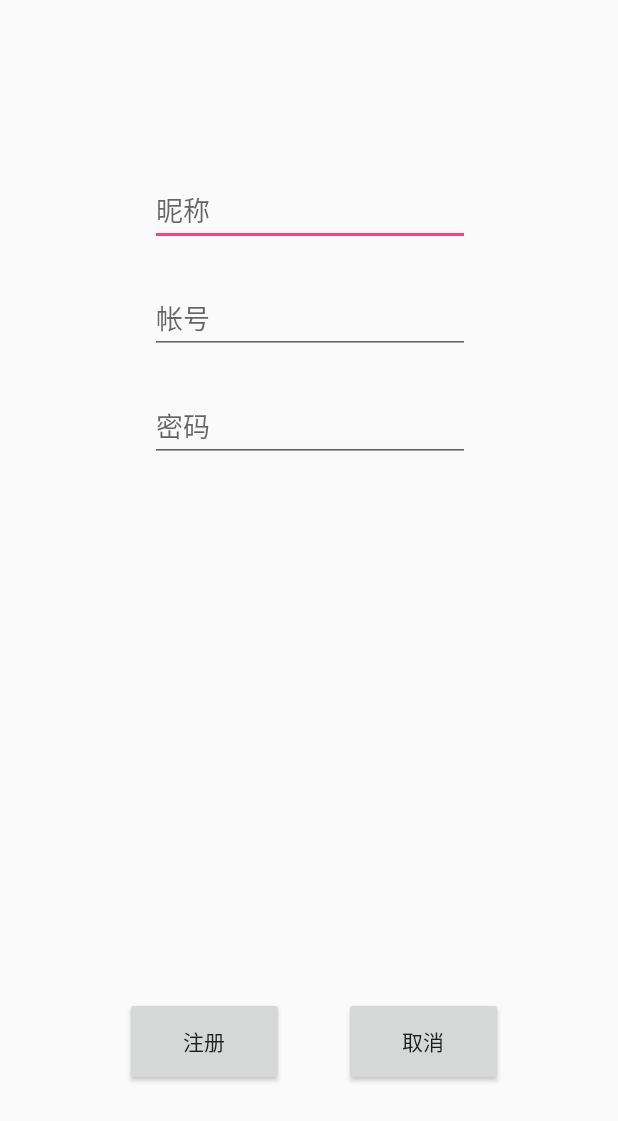
After one commit to BugJLU/OTS-TrafficAid-Client, an Android app: the layout activity_register.xml on its own in the app's theme, with its tools: preview values and no code run, on a phone screen of 412 x 824 dp. The commit adds this screen. Shown: the top 1121 px of the screen. Run offline under Robolectric (Android 15) with nearby library versions, the phone set to English and light mode, and no system bars.

Commit message:
Register/Login

```diff
--- a/app/build.gradle
+++ b/app/build.gradle
@@ -1,6 +1,7 @@
 apply plugin: 'com.android.application'
 
 android {
+    //useLibrary 'org.apache.http.legacy'
     compileSdkVersion 25
     buildToolsVersion "26.0.0"
     defaultConfig {
@@ -40,11 +41,13 @@ dependencies {
     compile 'org.springframework.android:spring-android-rest-template:2.0.0.BUILD-SNAPSHOT'
     compile group: 'com.fasterxml.jackson.core', name: 'jackson-databind', version: '2.8.5'
 //    compile 'org.apache.httpcomponents:httpclient-android:4.3.5.1'
-    compile 'org.apache.httpcomponents:httpcore:4.4.4'
+    //compile 'org.apache.httpcomponents:httpcore:4.4.4'
 //    compile 'org.apache.httpcomponents:httpclient-osgi:4.5.1'
     compile 'org.jbundle.util.osgi.wrapped:org.jbundle.util.osgi.wrapped.org.apache.http.client:4.1.2'
     testCompile 'junit:junit:4.12'
 //    testCompile 'org.apache.httpcomponents:httpclient:4.5.2'
+//    compile 'com.google.android.gms:play-services-gcm:9.4.0'
+    compile 'com.hyphenate:hyphenate-sdk:3.3.0'
 }
 repositories {
     maven {
--- a/app/src/main/java/org/bugjlu/ots_trafficaid_client/MainActivity.java
+++ b/app/src/main/java/org/bugjlu/ots_trafficaid_client/MainActivity.java
@@ -48,8 +48,8 @@ public class MainActivity extends AppCompatActivity {
     protected void onCreate(Bundle savedInstanceState) {
         super.onCreate(savedInstanceState);
         setContentView(R.layout.activity_main);
-        cnm = (Button) findViewById(R.id.cnm);
         tv1 = (TextView) findViewById(R.id.tv1);
+        cnm = (Button)findViewById(R.id.cnm);
         cnm.setOnClickListener(new View.OnClickListener() {
             @Override
             public void onClick(View v) {
--- a/app/src/main/java/org/bugjlu/ots_trafficaid_client/remote/remote_assist/RestHandler.java
+++ b/app/src/main/java/org/bugjlu/ots_trafficaid_client/remote/remote_assist/RestHandler.java
@@ -13,7 +13,7 @@ import java.util.Map;
 
 public class RestHandler {
     static RestTemplate restTemplate;
-    static String URL = "http://192.168.31.32:8080/";
+    static String URL = "http://211.159.147.229:8080/ots_server/";
     static {
         restTemplate = new RestTemplate();
         restTemplate.getMessageConverters().add(new MappingJackson2HttpMessageConverter());
--- /dev/null
+++ b/app/src/main/res/layout/activity_register.xml
@@ -0,0 +1,69 @@
+<?xml version="1.0" encoding="utf-8"?>
+<android.support.constraint.ConstraintLayout xmlns:android="http://schemas.android.com/apk/res/android"
+    xmlns:app="http://schemas.android.com/apk/res-auto"
+    xmlns:tools="http://schemas.android.com/tools"
+    android:layout_width="match_parent"
+    android:layout_height="match_parent"
+    tools:context="org.bugjlu.ots_trafficaid_client.ui.RegisterActivity">
+
+
+    <Button
+        android:id="@+id/register"
+        android:layout_width="106dp"
+        android:layout_height="59dp"
+        android:layout_marginBottom="100dp"
+        android:text="注册"
+        app:layout_constraintBottom_toBottomOf="parent"
+        app:layout_constraintEnd_toEndOf="parent"
+        app:layout_constraintHorizontal_bias="0.273"
+        app:layout_constraintStart_toStartOf="parent" />
+
+    <Button
+        android:id="@+id/cancel"
+        android:layout_width="106dp"
+        android:layout_height="59dp"
+        android:layout_marginStart="40dp"
+        android:text="取消"
+        app:layout_constraintStart_toEndOf="@id/register"
+        app:layout_constraintTop_toTopOf="@id/register"  />
+
+    <EditText
+        android:id="@+id/prefer_name"
+        android:layout_width="wrap_content"
+        android:layout_height="wrap_content"
+        android:layout_marginTop="116dp"
+        android:ems="10"
+        android:inputType="textPersonName"
+        android:hint="昵称"
+        app:layout_constraintEnd_toEndOf="parent"
+        app:layout_constraintHorizontal_bias="0.502"
+        app:layout_constraintStart_toStartOf="parent"
+        app:layout_constraintTop_toTopOf="parent" />
+
+    <EditText
+        android:id="@+id/reg_userid"
+        android:layout_width="wrap_content"
+        android:layout_height="wrap_content"
+        android:layout_marginTop="24dp"
+        android:ems="10"
+        android:inputType="textPersonName"
+        android:hint="帐号"
+        app:layout_constraintLeft_toLeftOf="@id/prefer_name"
+        app:layout_constraintTop_toBottomOf="@id/prefer_name" />
+
+    <EditText
+        android:id="@+id/reg_password"
+        android:layout_width="wrap_content"
+        android:layout_height="wrap_content"
+        android:layout_marginTop="24dp"
+        android:ems="10"
+        android:hint="密码"
+        android:inputType="textPassword"
+        app:layout_constraintLeft_toLeftOf="@id/reg_userid"
+        app:layout_constraintTop_toBottomOf="@id/reg_userid" />
+
+
+
+
+
+</android.support.constraint.ConstraintLayout>
--- a/build.gradle
+++ b/build.gradle
@@ -15,6 +15,7 @@ buildscript {
 allprojects {
     repositories {
         jcenter()
+        maven { url "https://raw.githubusercontent.com/HyphenateInc/Hyphenate-SDK-Android/master/repository" }
     }
 }
 
```
Also changed, not shown: app/src/main/AndroidManifest.xml (+43 -3 lines), app/src/main/java/org/bugjlu/ots_trafficaid_client/ui/LoginActivity.java (added, +84 -0 lines), app/src/main/java/org/bugjlu/ots_trafficaid_client/ui/RegisterActivity.java (added, +98 -0 lines), app/src/main/res/layout/activity_login.xml (added, +55 -0 lines), app/src/main/res/layout/activity_main.xml (+13 -15 lines).
